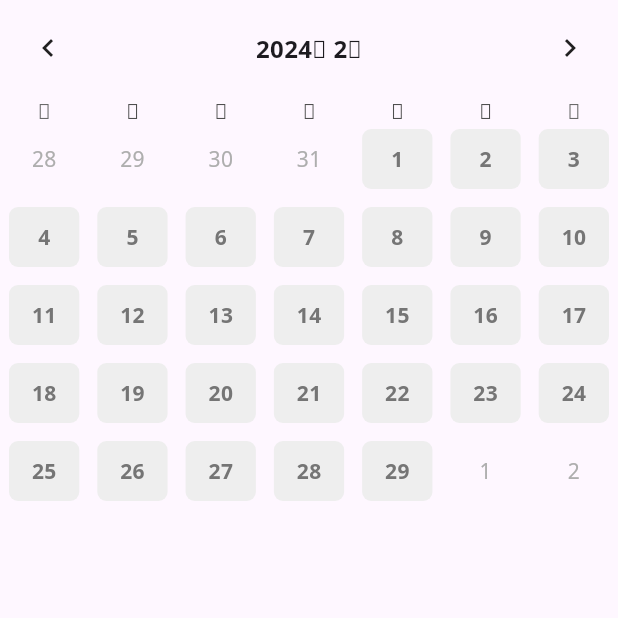
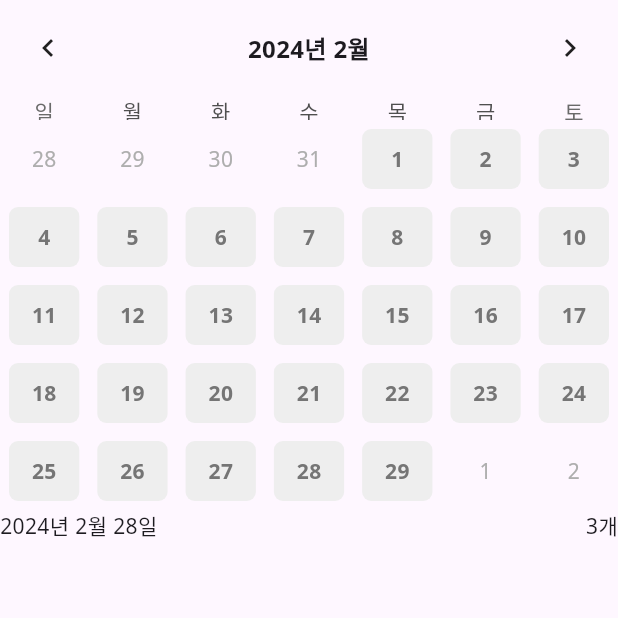
Before and after one commit to kimgeuntae/flutter_calendar_scheduler, a Flutter app: the screen it shows after launch, on a phone screen of 412 x 824 dp, the top half of it. Run offline on Flutter 3.47's test engine with Material 3 defaults, Android fonts, the phone set to English and light mode, and no system bars; drawn by our look-alikes of table_calendar.

Commit message:
Add: 오늘 할일 갯수 배너 추가

```diff
--- /dev/null
+++ b/lib/component/today_banner.dart
@@ -0,0 +1,25 @@
+import 'package:flutter/material.dart';
+
+class TodayBanner extends StatelessWidget {
+  final DateTime selectedDay;
+  final int scheduleCount;
+
+  const TodayBanner({
+    required this.selectedDay,
+    required this.scheduleCount,
+    super.key,
+  });
+
+  @override
+  Widget build(BuildContext context) {
+    return Row(
+      mainAxisAlignment: MainAxisAlignment.spaceBetween,
+      children: [
+        Text(
+          '${selectedDay.year}년 ${selectedDay.month}월 ${selectedDay.day}일',
+        ),
+        Text('$scheduleCount개'),
+      ],
+    );
+  }
+}
--- a/lib/screen/home_screen.dart
+++ b/lib/screen/home_screen.dart
@@ -1,4 +1,5 @@
 import 'package:calendar_scheduler/component/calendar.dart';
+import 'package:calendar_scheduler/component/today_banner.dart';
 import 'package:flutter/material.dart';
 
 class HomeScreen extends StatelessWidget {
@@ -11,6 +12,10 @@ class HomeScreen extends StatelessWidget {
         child: Column(
           children: [
             Calendar(),
+            TodayBanner(
+              selectedDay: DateTime.now(),
+              scheduleCount: 3,
+            ),
           ],
         ),
       ),
```
